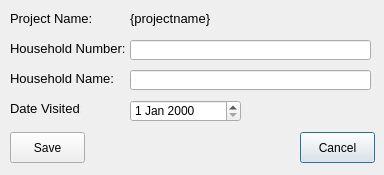
Qt form open-ihm/gui/designs/ui_households_add.ui (snim2mirror/openihm) before a commit.
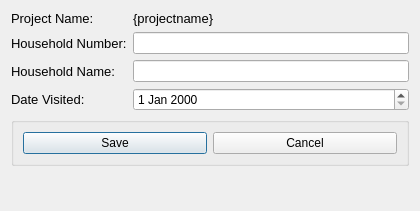
The same form after that commit.

Commit message: Added layout manager to most dialogs. One report and all tabbed dialogs still to go.

```diff
--- a/open-ihm/gui/designs/ui_households_add.ui
+++ b/open-ihm/gui/designs/ui_households_add.ui
@@ -6,22 +6,28 @@
    <rect>
     <x>0</x>
     <y>0</y>
-    <width>384</width>
-    <height>175</height>
+    <width>420</width>
+    <height>211</height>
    </rect>
   </property>
   <property name="windowTitle">
    <string>Add Household</string>
   </property>
+  <layout class="QFormLayout" name="formLayout">
+   <item row="0" column="0">
+    <widget class="QLabel" name="label_3">
+     <property name="font">
+      <font>
+       <pointsize>10</pointsize>
+      </font>
+     </property>
+     <property name="text">
+      <string>Project Name:</string>
+     </property>
+    </widget>
+   </item>
+   <item row="0" column="1">
   <widget class="QLabel" name="lblProjectName">
-   <property name="geometry">
-    <rect>
-     <x>130</x>
-     <y>10</y>
-     <width>241</width>
-     <height>16</height>
-    </rect>
-   </property>
    <property name="font">
     <font>
      <pointsize>10</pointsize>
@@ -31,56 +37,9 @@
     <string>{projectname}</string>
    </property>
   </widget>
-  <widget class="QLabel" name="label_5">
-   <property name="geometry">
-    <rect>
-     <x>10</x>
-     <y>100</y>
-     <width>71</width>
-     <height>16</height>
-    </rect>
-   </property>
-   <property name="font">
-    <font>
-     <pointsize>10</pointsize>
-    </font>
-   </property>
-   <property name="text">
-    <string>Date Visited:</string>
-   </property>
-  </widget>
-  <widget class="QPushButton" name="cmdCancel">
-   <property name="geometry">
-    <rect>
-     <x>300</x>
-     <y>132</y>
-     <width>75</width>
-     <height>31</height>
-    </rect>
-   </property>
-   <property name="text">
-    <string>Cancel</string>
-   </property>
-  </widget>
-  <widget class="QDateEdit" name="dtpDateVisted">
-   <property name="geometry">
-    <rect>
-     <x>130</x>
-     <y>100</y>
-     <width>111</width>
-     <height>22</height>
-    </rect>
-   </property>
-  </widget>
+   </item>
+   <item row="1" column="0">
   <widget class="QLabel" name="label_6">
-   <property name="geometry">
-    <rect>
-     <x>10</x>
-     <y>40</y>
-     <width>121</width>
-     <height>16</height>
-    </rect>
-   </property>
    <property name="font">
     <font>
      <pointsize>10</pointsize>
@@ -90,38 +49,12 @@
     <string>Household Number:</string>
    </property>
   </widget>
-  <widget class="QPushButton" name="cmdSave">
-   <property name="geometry">
-    <rect>
-     <x>10</x>
-     <y>132</y>
-     <width>75</width>
-     <height>31</height>
-    </rect>
-   </property>
-   <property name="text">
-    <string>Save</string>
-   </property>
-  </widget>
-  <widget class="QLineEdit" name="txtShortHouseHoldName">
-   <property name="geometry">
-    <rect>
-     <x>130</x>
-     <y>40</y>
-     <width>241</width>
-     <height>20</height>
-    </rect>
-   </property>
-  </widget>
+   </item>
+   <item row="1" column="1">
+    <widget class="QLineEdit" name="txtShortHouseHoldName"/>
+   </item>
+   <item row="2" column="0">
   <widget class="QLabel" name="label_2">
-   <property name="geometry">
-    <rect>
-     <x>10</x>
-     <y>70</y>
-     <width>111</width>
-     <height>16</height>
-    </rect>
-   </property>
    <property name="font">
     <font>
      <pointsize>10</pointsize>
@@ -131,34 +64,49 @@
     <string>Household Name:</string>
    </property>
   </widget>
-  <widget class="QLineEdit" name="txtHouseholdName">
-   <property name="geometry">
-    <rect>
-     <x>130</x>
-     <y>70</y>
-     <width>241</width>
-     <height>20</height>
-    </rect>
-   </property>
-  </widget>
-  <widget class="QLabel" name="label_3">
-   <property name="geometry">
-    <rect>
-     <x>10</x>
-     <y>10</y>
-     <width>91</width>
-     <height>16</height>
-    </rect>
-   </property>
+   </item>
+   <item row="2" column="1">
+    <widget class="QLineEdit" name="txtHouseholdName"/>
+   </item>
+   <item row="3" column="0">
+    <widget class="QLabel" name="label_5">
    <property name="font">
     <font>
      <pointsize>10</pointsize>
     </font>
    </property>
    <property name="text">
-    <string>Project Name:</string>
-   </property>
-  </widget>
+      <string>Date Visited:</string>
+     </property>
+    </widget>
+   </item>
+   <item row="3" column="1">
+    <widget class="QDateEdit" name="dtpDateVisted"/>
+   </item>
+   <item row="4" column="0" colspan="2">
+    <widget class="QGroupBox" name="groupBox">
+     <property name="title">
+      <string/>
+     </property>
+     <layout class="QHBoxLayout" name="horizontalLayout">
+      <item>
+       <widget class="QPushButton" name="cmdSave">
+        <property name="text">
+         <string>Save</string>
+        </property>
+       </widget>
+      </item>
+      <item>
+       <widget class="QPushButton" name="cmdCancel">
+        <property name="text">
+         <string>Cancel</string>
+        </property>
+       </widget>
+      </item>
+     </layout>
+    </widget>
+   </item>
+  </layout>
  </widget>
  <tabstops>
   <tabstop>txtShortHouseHoldName</tabstop>
```
Left out of the diff: 58 changed lines with no effect on the pictures. Lines whose indentation alone changed are shown as unchanged. The commit also changes 97 other files.
